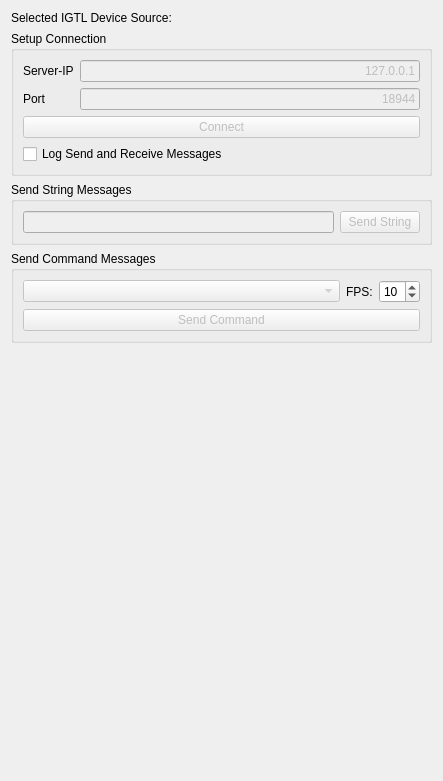
The window that Modules/OpenIGTLinkUI/Qmitk/QmitkIGTLDeviceSourceManagementWidgetControls.ui (MITK/MITK) describes before a commit, drawn with Qt 5.
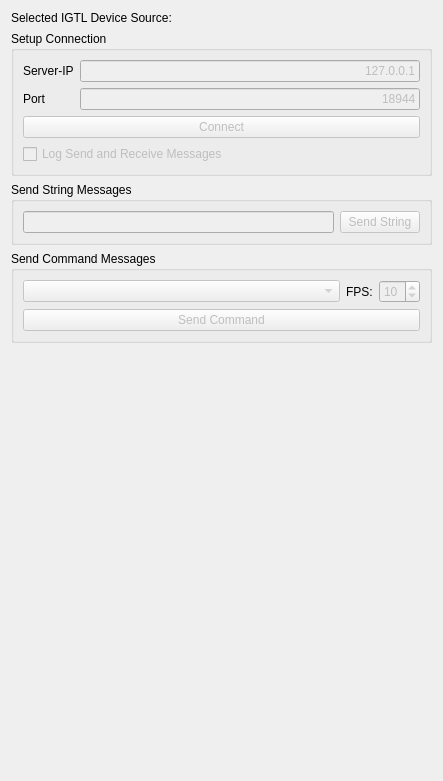
The same window after the commit.

Commit message: Adapted the GUI to fit the previous changes

Diff of the .ui file:
```diff
--- a/Modules/OpenIGTLinkUI/Qmitk/QmitkIGTLDeviceSourceManagementWidgetControls.ui
+++ b/Modules/OpenIGTLinkUI/Qmitk/QmitkIGTLDeviceSourceManagementWidgetControls.ui
@@ -121,6 +121,9 @@
       </item>
       <item row="2" column="0">
        <widget class="QCheckBox" name="logSendReceiveMsg">
+        <property name="enabled">
+         <bool>false</bool>
+        </property>
         <property name="text">
          <string>Log Send and Receive Messages</string>
         </property>
@@ -188,6 +191,9 @@
         </item>
         <item>
          <widget class="QSpinBox" name="fpsSpinBox">
+          <property name="enabled">
+           <bool>false</bool>
+          </property>
           <property name="sizePolicy">
            <sizepolicy hsizetype="Maximum" vsizetype="Fixed">
             <horstretch>0</horstretch>
```
The commit also changes 3 other files.
